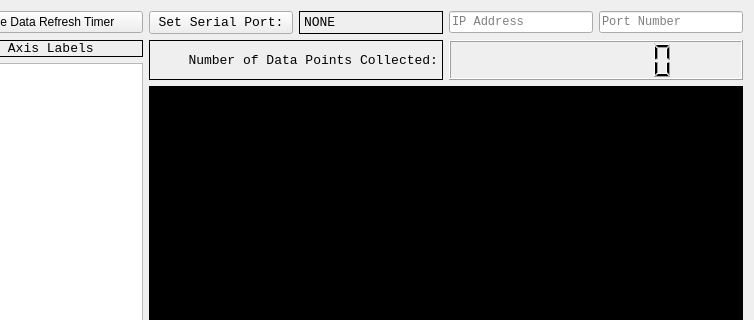
Above: runtest.ui from SMVUCLA/EFIDAQ before the change; both pictures show x 274 to 1028 and y 0 to 320 of the 1028 by 736 pixel window. Below: the same form after it.
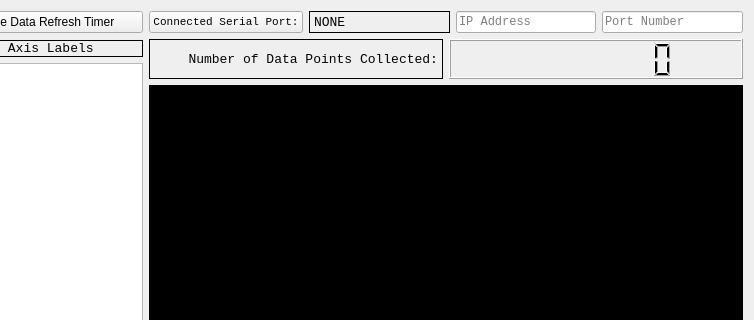
That is the form after the change.

Commit message: Fixed program crashing when serial connection is abruptly terminated.

```diff
--- a/runtest.ui
+++ b/runtest.ui
@@ -258,11 +258,11 @@
          <property name="font">
           <font>
            <family>Courier New</family>
-           <pointsize>10</pointsize>
+           <pointsize>8</pointsize>
           </font>
          </property>
          <property name="text">
-          <string>Set Serial Port:</string>
+          <string>Connected Serial Port:</string>
          </property>
         </widget>
        </item>
```
The commit also changes 3 other files.
